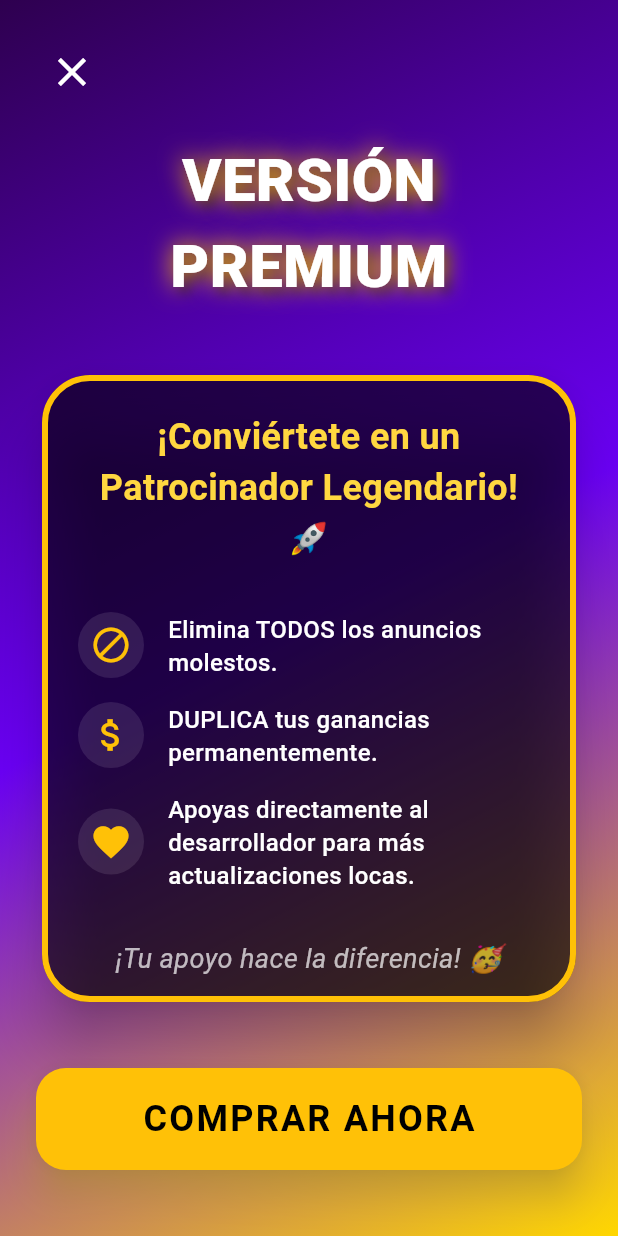
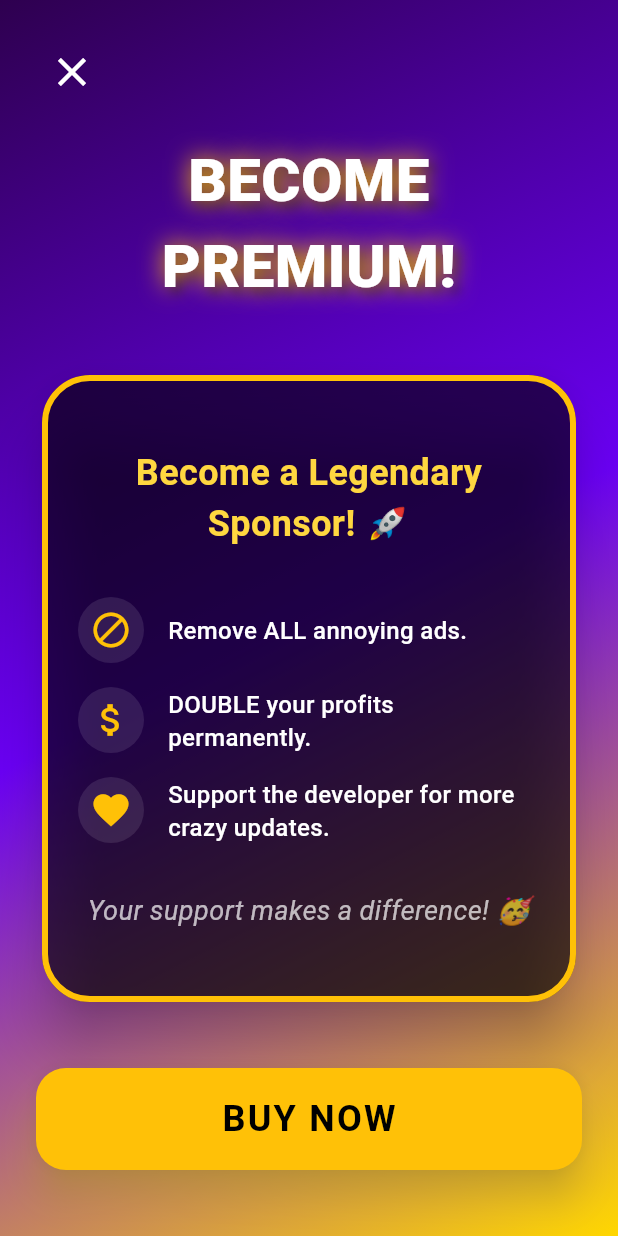
Before and after one commit to coins5/supercrazydeliveryinc, a Flutter app: the PremiumScreen screen opened directly, on a phone screen of 412 x 824 dp. Run offline on Flutter 3.47's test engine with Material 3 defaults, Android fonts, the phone set to English and light mode, and no system bars; our stand-ins replace google_mobile_ads, shared_preferences; accounts and stored records are empty.

Commit message:
Premium en ingles

```diff
--- a/lib/screens/premium_screen.dart
+++ b/lib/screens/premium_screen.dart
@@ -40,7 +40,7 @@ class PremiumScreen extends StatelessWidget {
                 ),
                 const SizedBox(height: 20),
                 const Text(
-                  'VERSIÓN PREMIUM',
+                  'BECOME PREMIUM!',
                   textAlign: TextAlign.center,
                   style: TextStyle(
                     fontSize: 40,
@@ -75,7 +75,7 @@ class PremiumScreen extends StatelessWidget {
                         mainAxisAlignment: MainAxisAlignment.center,
                         children: [
                           const Text(
-                            '¡Conviértete en un Patrocinador Legendario! 🚀',
+                            'Become a Legendary Sponsor! 🚀',
                             textAlign: TextAlign.center,
                             style: TextStyle(
                               fontSize: 24,
@@ -86,22 +86,22 @@ class PremiumScreen extends StatelessWidget {
                           const SizedBox(height: 32),
                           _buildBenefitRow(
                             icon: Icons.block,
-                            text: 'Elimina TODOS los anuncios molestos.',
+                            text: 'Remove ALL annoying ads.',
                           ),
                           const SizedBox(height: 16),
                           _buildBenefitRow(
                             icon: Icons.attach_money,
-                            text: 'DUPLICA tus ganancias permanentemente.',
+                            text: 'DOUBLE your profits permanently.',
                           ),
                           const SizedBox(height: 16),
                           _buildBenefitRow(
                             icon: Icons.favorite,
                             text:
-                                'Apoyas directamente al desarrollador para más actualizaciones locas.',
+                                'Support the developer for more crazy updates.',
                           ),
                           const SizedBox(height: 32),
                           const Text(
-                            '¡Tu apoyo hace la diferencia! 🥳',
+                            'Your support makes a difference! 🥳',
                             textAlign: TextAlign.center,
                             style: TextStyle(
                               fontSize: 18,
@@ -126,7 +126,7 @@ class PremiumScreen extends StatelessWidget {
                     ScaffoldMessenger.of(context).showSnackBar(
                       const SnackBar(
                         content: Text(
-                          '¡GRACIAS POR TU APOYO! ERES INCREÍBLE. 💖',
+                          'THANK YOU FOR YOUR SUPPORT! YOU ARE AMAZING. 💖',
                         ),
                         backgroundColor: Colors.amber,
                         duration: Duration(seconds: 5),
@@ -144,7 +144,7 @@ class PremiumScreen extends StatelessWidget {
                     shadowColor: Colors.amberAccent,
                   ),
                   child: const Text(
-                    'COMPRAR AHORA',
+                    'BUY NOW',
                     style: TextStyle(
                       fontSize: 24,
                       fontWeight: FontWeight.bold,
```
